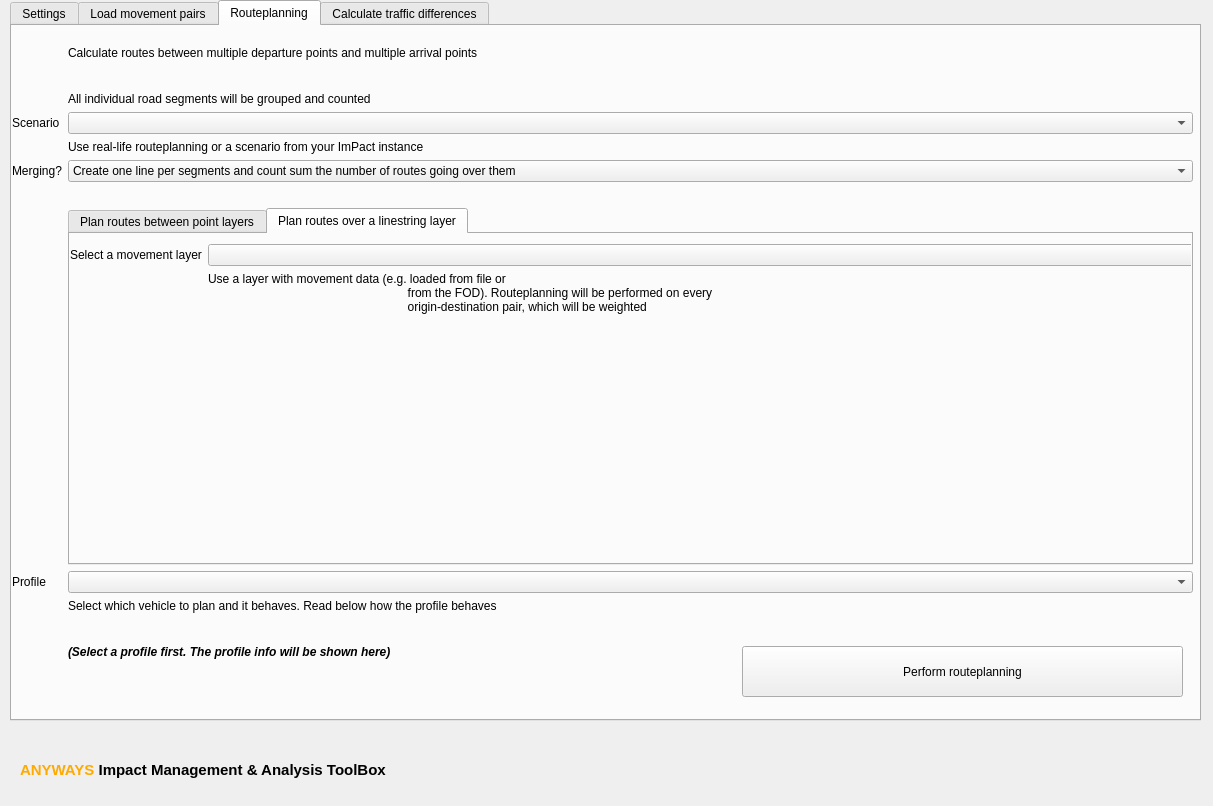
Above: ImPact_toolbox_dialog_base.ui from anyways-open/impact-qgis-plugin before the change. Below: the same form after it.
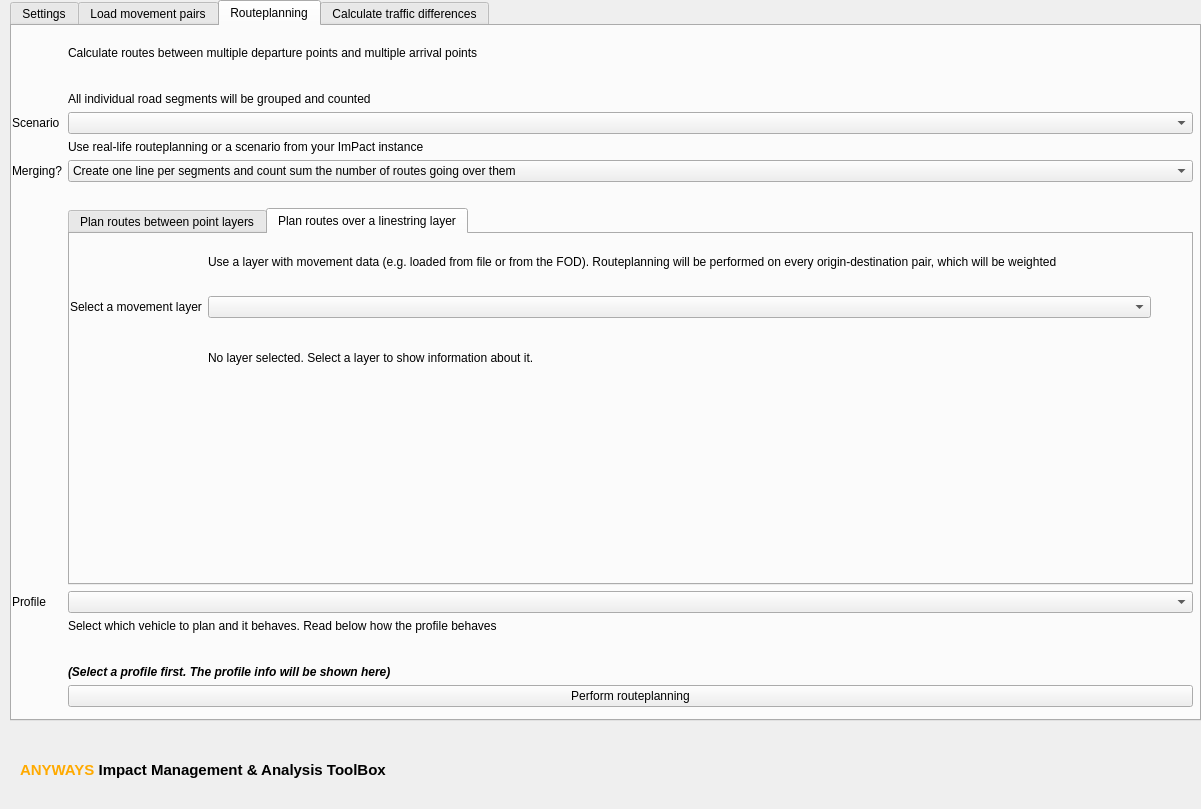
That is the form after the change. The open tabs and pages were chosen to show the change. Custom widgets are drawn as their Qt base class.

Commit message: Add 'count_rev' as available field, add a small report on the selected line layer with some statistics on count and rev_count

What changed in the file:
```diff
--- a/ImPact_toolbox_dialog_base.ui
+++ b/ImPact_toolbox_dialog_base.ui
@@ -9,8 +9,8 @@
    <rect>
     <x>0</x>
     <y>0</y>
-    <width>1213</width>
-    <height>806</height>
+    <width>1201</width>
+    <height>809</height>
    </rect>
   </property>
   <property name="contextMenuPolicy">
@@ -384,7 +384,7 @@
        <x>0</x>
        <y>20</y>
        <width>1181</width>
-       <height>613</height>
+       <height>661</height>
       </rect>
      </property>
      <layout class="QFormLayout" name="routeplanning_form">
@@ -509,29 +509,52 @@
           <property name="geometry">
            <rect>
             <x>0</x>
-            <y>10</y>
-            <width>1141</width>
-            <height>154</height>
+            <y>0</y>
+            <width>1081</width>
+            <height>297</height>
            </rect>
           </property>
           <layout class="QFormLayout" name="formLayout_2">
-           <item row="0" column="1">
+           <item row="1" column="1">
             <widget class="QgsMapLayerComboBox" name="movement_pairs_layer_picker"/>
            </item>
-           <item row="0" column="0">
+           <item row="1" column="0">
             <widget class="QLabel" name="label_17">
              <property name="text">
               <string>Select a movement layer</string>
              </property>
             </widget>
            </item>
-           <item row="1" column="1">
+           <item row="0" column="1">
             <widget class="QLabel" name="label_18">
              <property name="text">
-              <string>Use a layer with movement data (e.g. loaded from file or
-                                                            from the FOD). Routeplanning will be performed on every
-                                                            origin-destination pair, which will be weighted
-                                                        </string>
+              <string>Use a layer with movement data (e.g. loaded from file or from the FOD). Routeplanning will be performed on every origin-destination pair, which will be weighted                                        </string>
+             </property>
+             <property name="wordWrap">
+              <bool>true</bool>
+             </property>
+            </widget>
+           </item>
+           <item row="2" column="1">
+            <widget class="QLabel" name="selected_layer_report">
+             <property name="sizePolicy">
+              <sizepolicy hsizetype="Preferred" vsizetype="MinimumExpanding">
+               <horstretch>0</horstretch>
+               <verstretch>0</verstretch>
+              </sizepolicy>
+             </property>
+             <property name="text">
+              <string>No layer selected. Select a layer to show information about it.
+
+
+
+
+
+
+
+
+
+</string>
              </property>
              <property name="wordWrap">
               <bool>true</bool>
@@ -543,24 +566,45 @@
         </widget>
        </widget>
       </item>
-      <item row="9" column="0">
+      <item row="10" column="0">
        <widget class="QLabel" name="label_9">
         <property name="text">
          <string>Profile</string>
         </property>
        </widget>
       </item>
-      <item row="9" column="1">
+      <item row="10" column="1">
        <widget class="QComboBox" name="profile_picker"/>
       </item>
-      <item row="10" column="1">
+      <item row="11" column="1">
        <widget class="QLabel" name="label_10">
         <property name="text">
          <string>&lt;html&gt;&lt;head/&gt;&lt;body&gt;&lt;p&gt;Select which vehicle to plan and it behaves. Read below how the profile behaves&lt;/p&gt;&lt;p/&gt;&lt;/body&gt;&lt;/html&gt;</string>
         </property>
        </widget>
       </item>
-      <item row="11" column="1">
+      <item row="5" column="1">
+       <widget class="QComboBox" name="mergemode">
+        <item>
+         <property name="text">
+          <string>Create one line per segments and count sum the number of routes going over them</string>
+         </property>
+        </item>
+        <item>
+         <property name="text">
+          <string>Create one line for every route</string>
+         </property>
+        </item>
+       </widget>
+      </item>
+      <item row="5" column="0">
+       <widget class="QLabel" name="label_26">
+        <property name="text">
+         <string>Merging?</string>
+        </property>
+       </widget>
+      </item>
+      <item row="12" column="1">
        <widget class="QLabel" name="profile_explanation">
         <property name="font">
          <font>
@@ -574,42 +618,15 @@
         </property>
        </widget>
       </item>
-      <item row="5" column="1">
-       <widget class="QComboBox" name="mergemode">
-        <item>
-         <property name="text">
-          <string>Create one line per segments and count sum the number of routes going over them</string>
-         </property>
-        </item>
-        <item>
-         <property name="text">
-          <string>Create one line for every route</string>
-         </property>
-        </item>
-       </widget>
-      </item>
-      <item row="5" column="0">
-       <widget class="QLabel" name="label_26">
+      <item row="13" column="1">
+       <widget class="QPushButton" name="perform_routeplanning_button">
         <property name="text">
-         <string>Merging?</string>
+         <string>Perform routeplanning</string>
         </property>
        </widget>
       </item>
      </layout>
     </widget>
-    <widget class="QPushButton" name="perform_routeplanning_button">
-     <property name="geometry">
-      <rect>
-       <x>730</x>
-       <y>620</y>
-       <width>441</width>
-       <height>51</height>
-      </rect>
-     </property>
-     <property name="text">
-      <string>Perform routeplanning</string>
-     </property>
-    </widget>
    </widget>
    <widget class="QWidget" name="traffic_diff_tab">
     <attribute name="title">
```
Left out of the diff: 2 changed lines with no effect on the pictures. The commit also changes 5 other files.
